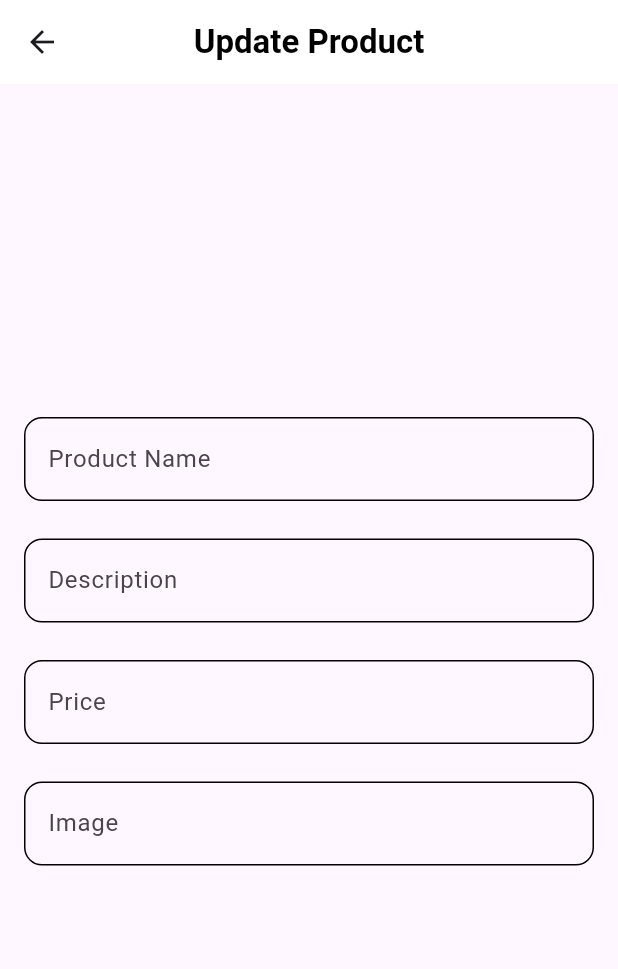
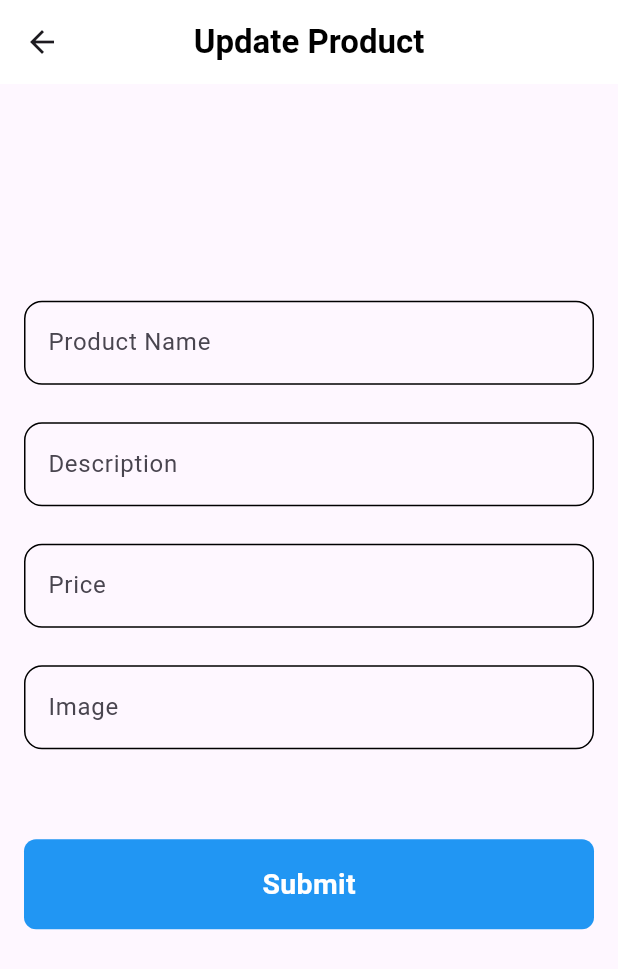
Before and after one commit to youssefemadeldn/store_app, a Flutter app: the UpdateProductPage screen opened by its route, on a phone screen of 412 x 824 dp. Shown: the top 969 px of the screen. Run offline on Flutter 3.47's test engine with Material 3 defaults, Android fonts, the phone set to English and light mode, and no system bars; network calls fail.

Commit message:
Trigger CustomButton : update product body 4

```diff
--- a/lib/screens/update_page.dart
+++ b/lib/screens/update_page.dart
@@ -1,4 +1,5 @@
 import 'package:flutter/material.dart';
+import 'package:store_app/widgets/custom_button.dart';
 import 'package:store_app/widgets/custom_text_field.dart';
 
 class UpdateProductPage extends StatelessWidget {
@@ -32,7 +33,9 @@ class UpdateProductPage extends StatelessWidget {
             CustomTextField(hintText: 'Price'),
             const SizedBox(height: 25),
             CustomTextField(hintText: 'Image'),
-            const SizedBox(height: 25),
+            const SizedBox(height: 60),
+            CustomButton(text: 'Submit', onTap: () {}, color: Colors.blue),
+            const SizedBox(height: 60),
           ],
         ),
       ),
--- a/lib/widgets/custom_button.dart
+++ b/lib/widgets/custom_button.dart
@@ -1,8 +1,13 @@
 import 'package:flutter/material.dart';
 
 class CustomButton extends StatelessWidget {
-  CustomButton({required this.text, required this.onTap});
   String text;
+  Color color;
+  CustomButton(
+      {super.key,
+      required this.color,
+      required this.text,
+      required this.onTap});
   VoidCallback? onTap;
   @override
   Widget build(BuildContext context) {
@@ -11,7 +16,7 @@ class CustomButton extends StatelessWidget {
       child: Container(
         decoration: BoxDecoration(
           borderRadius: BorderRadius.circular(8),
-          color: Colors.white,
+          color: color,
         ),
         width: double.infinity,
         height: 60,
@@ -20,6 +25,8 @@ class CustomButton extends StatelessWidget {
             text,
             style: const TextStyle(
               fontSize: 19,
+              color: Colors.white,
+              fontWeight: FontWeight.bold,
             ),
           ),
         ),
```
